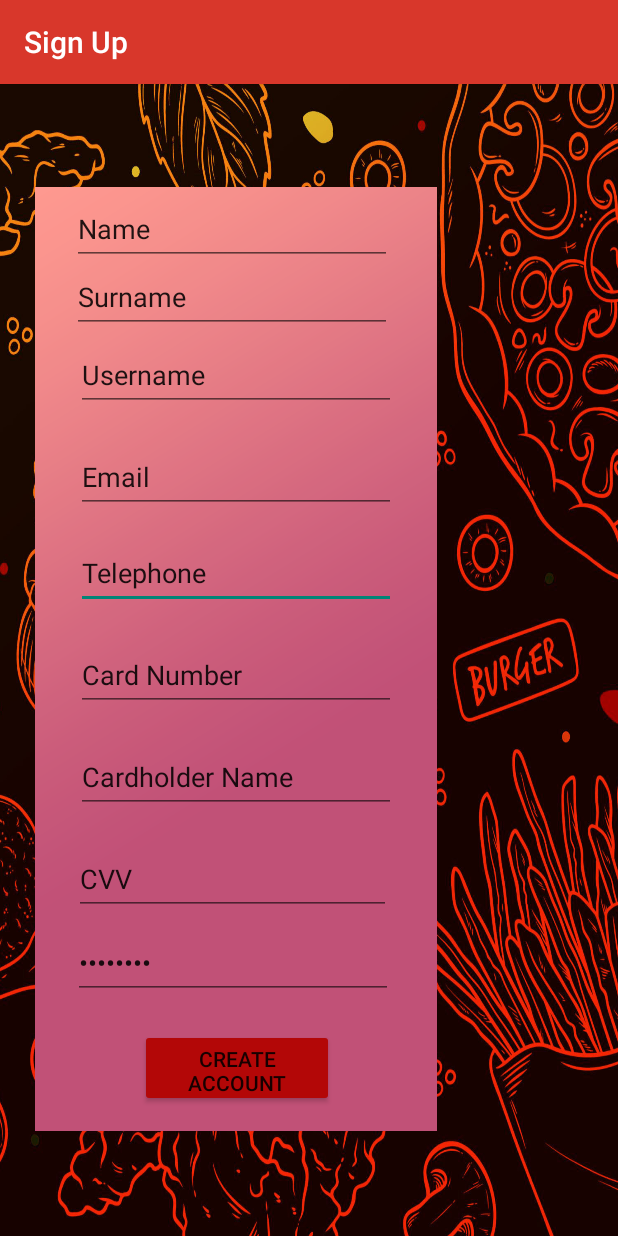
After one commit to vleft02/Restaurant-Application, an Android app: the SignUpActivity screen opened directly, with no data from a screen before it, on a phone screen of 412 x 824 dp. The commit adds this screen. Run offline under Robolectric (Android 15) with nearby library versions, the phone set to English and light mode, and no system bars.

Commit message:
Signup activity,layout and presenter declared and partly implemented

```diff
--- a/app/src/main/java/gr/aueb/softeng/view/Customer/CustomerHomepageActivity.java
+++ b/app/src/main/java/gr/aueb/softeng/view/Customer/CustomerHomepageActivity.java
@@ -14,6 +14,7 @@ public class CustomerHomepageActivity extends AppCompatActivity implements Custo
         chooseLayout();
         setContentView(R.layout.activity_customer_hompepage);
 
+        final CustomerHomepagePresenter presenter = new CustomerHomepagePresenter();
 
     }
 
--- /dev/null
+++ b/app/src/main/java/gr/aueb/softeng/view/SignUp/SignUpActivity.java
@@ -0,0 +1,37 @@
+package gr.aueb.softeng.view.SignUp;
+
+import android.app.AlertDialog;
+import android.content.Intent;
+import android.os.Bundle;
+
+import androidx.appcompat.app.AppCompatActivity;
+import androidx.lifecycle.ViewModelProvider;
+
+import gr.aueb.softeng.team08.R;
+
+public class SignUpActivity extends AppCompatActivity implements SignUpView{
+
+    public void showErrorMessage(String title, String message)
+    {
+        new AlertDialog.Builder(SignUpActivity.this)
+                .setCancelable(true)
+                .setTitle(title)
+                .setMessage(message)
+                .setPositiveButton("OK", null).create().show();
+    }
+    private static boolean initialized = false;
+    @Override
+    protected void onCreate(Bundle savedInstanceState) {
+        super.onCreate(savedInstanceState);
+        setContentView(R.layout.activity_sign_up);
+
+        SignUpViewModel viewModel = new ViewModelProvider(this).get(SignUpViewModel.class);
+        viewModel.getPresenter().setView(this);
+        if (savedInstanceState == null) {
+            Intent intent = getIntent();
+
+        }
+
+    }
+
+}
--- /dev/null
+++ b/app/src/main/java/gr/aueb/softeng/view/SignUp/SignUpPresnter.java
@@ -0,0 +1,9 @@
+package gr.aueb.softeng.view.SignUp;
+
+public class SignUpPresnter {
+    SignUpView view;
+    public void setView(SignUpView v)
+    {
+        this.view = v;
+    }
+}
--- /dev/null
+++ b/app/src/main/java/gr/aueb/softeng/view/SignUp/SignUpView.java
@@ -0,0 +1,4 @@
+package gr.aueb.softeng.view.SignUp;
+
+public interface SignUpView {
+}
--- /dev/null
+++ b/app/src/main/java/gr/aueb/softeng/view/SignUp/SignUpViewModel.java
@@ -0,0 +1,16 @@
+package gr.aueb.softeng.view.SignUp;
+
+import androidx.lifecycle.ViewModel;
+
+public class SignUpViewModel extends ViewModel {
+SignUpPresnter presenter;
+
+public SignUpViewModel()
+{
+    presenter = new SignUpPresnter();
+}
+    public SignUpPresnter getPresenter()
+    {
+        return presenter;
+    }
+}
--- a/app/src/main/res/layout/activity_customer_hompepage.xml
+++ b/app/src/main/res/layout/activity_customer_hompepage.xml
@@ -5,21 +5,6 @@
     android:layout_width="match_parent"
     android:layout_height="match_parent"
     tools:context="gr.aueb.softeng.view.Customer.CustomerHomepageActivity">
-
-    <ImageButton
-        android:id="@+id/imageButton3"
-        android:layout_width="76dp"
-        android:layout_height="78dp"
-        android:contentDescription="@string/plus"
-        android:contextClickable="false"
-        app:layout_constraintBottom_toBottomOf="parent"
-        app:layout_constraintEnd_toEndOf="parent"
-        app:layout_constraintHorizontal_bias="0.952"
-        app:layout_constraintStart_toStartOf="parent"
-        app:layout_constraintTop_toTopOf="parent"
-        app:layout_constraintVertical_bias="0.989"
-        app:srcCompat="@drawable/plus"
-        tools:ignore="ImageContrastCheck" />
 
     <com.google.android.material.tabs.TabLayout
         android:id="@+id/tabLayout"
@@ -49,6 +34,21 @@
     </com.google.android.material.tabs.TabLayout>
 
     <ImageButton
+        android:id="@+id/imageButton3"
+        android:layout_width="76dp"
+        android:layout_height="78dp"
+        android:contentDescription="@string/plus"
+        android:contextClickable="false"
+        app:layout_constraintBottom_toBottomOf="parent"
+        app:layout_constraintEnd_toEndOf="parent"
+        app:layout_constraintHorizontal_bias="0.979"
+        app:layout_constraintStart_toStartOf="parent"
+        app:layout_constraintTop_toTopOf="parent"
+        app:layout_constraintVertical_bias="0.992"
+        app:srcCompat="@drawable/plus"
+        tools:ignore="ImageContrastCheck" />
+
+    <ImageButton
         android:id="@+id/imageButton4"
         android:layout_width="48dp"
         android:layout_height="49dp"
@@ -61,4 +61,5 @@
         app:layout_constraintVertical_bias="0.001"
         app:srcCompat="@drawable/logout"
         tools:ignore="ImageContrastCheck" />
+
 </androidx.constraintlayout.widget.ConstraintLayout>
--- a/app/src/main/res/layout/activity_login.xml
+++ b/app/src/main/res/layout/activity_login.xml
@@ -5,16 +5,86 @@
     android:layout_width="match_parent"
     android:layout_height="match_parent"
     tools:context="gr.aueb.softeng.view.Login.LoginActivity"
-    android:background="@drawable/backround">
+    android:background="@drawable/background2">
+
+    <androidx.constraintlayout.widget.ConstraintLayout
+        android:layout_width="356dp"
+        android:layout_height="563dp"
+        app:layout_constraintBottom_toBottomOf="parent"
+        app:layout_constraintEnd_toEndOf="parent"
+        app:layout_constraintStart_toStartOf="parent"
+        app:layout_constraintTop_toTopOf="parent">
+
+        <ImageView
+            android:id="@+id/imageView"
+            android:layout_width="417dp"
+            android:layout_height="660dp"
+            android:contentDescription="gradient field"
+            app:layout_constraintBottom_toBottomOf="@+id/constraintLayout"
+            app:layout_constraintEnd_toEndOf="parent"
+            app:layout_constraintStart_toStartOf="parent"
+            app:layout_constraintTop_toTopOf="parent"
+            app:srcCompat="@drawable/gradient" />
+
+        <androidx.constraintlayout.widget.ConstraintLayout
+            android:id="@+id/constraintLayout3"
+            android:layout_width="245dp"
+            android:layout_height="282dp"
+            app:layout_constraintBottom_toTopOf="@+id/constraintLayout"
+            app:layout_constraintEnd_toEndOf="parent"
+            app:layout_constraintStart_toStartOf="parent"
+            app:layout_constraintTop_toTopOf="parent">
+
+            <Button
+                android:id="@+id/login_button"
+                android:layout_width="wrap_content"
+                android:layout_height="wrap_content"
+                android:layout_marginBottom="28dp"
+                android:background="#EC0707"
+                android:text="@string/log_in"
+                app:layout_constraintBottom_toBottomOf="parent"
+                app:layout_constraintEnd_toEndOf="parent"
+                app:layout_constraintStart_toStartOf="parent" />
+
+            <com.google.android.material.textfield.TextInputEditText
+                android:id="@+id/usernameText"
+                android:layout_width="201dp"
+                android:layout_height="42dp"
+                android:layout_marginBottom="52dp"
+                android:hint="@string/username"
+                android:textColorHint="@color/black"
+                app:layout_constraintBottom_toTopOf="@+id/passwordText"
+                app:layout_constraintEnd_toEndOf="parent"
+                app:layout_constraintHorizontal_bias="0.363"
+                app:layout_constraintStart_toStartOf="parent"
+                app:layout_constraintTop_toTopOf="parent"
+                app:layout_constraintVertical_bias="1.0"
+                tools:ignore="TouchTargetSizeCheck" />
+
+            <EditText
+                android:id="@+id/passwordText"
+                android:layout_width="217dp"
+                android:layout_height="41dp"
+                android:layout_marginBottom="44dp"
+                android:ems="10"
+                android:hint="@string/Password"
+                android:importantForAutofill="no"
+                android:inputType="textPassword"
+                android:textColorHint="@color/black"
+                app:layout_constraintBottom_toTopOf="@+id/login_button"
+                app:layout_constraintEnd_toEndOf="parent"
+                app:layout_constraintHorizontal_bias="0.571"
+                app:layout_constraintStart_toStartOf="parent"
+                tools:ignore="TouchTargetSizeCheck" />
+
+        </androidx.constraintlayout.widget.ConstraintLayout>
 
         <androidx.constraintlayout.widget.ConstraintLayout
             android:id="@+id/constraintLayout"
             android:layout_width="245dp"
             android:layout_height="142dp"
-        android:layout_marginBottom="136dp"
             app:layout_constraintBottom_toBottomOf="parent"
             app:layout_constraintEnd_toEndOf="parent"
-        app:layout_constraintHorizontal_bias="0.497"
             app:layout_constraintStart_toStartOf="parent">
 
             <Button
@@ -70,59 +140,6 @@
                 app:layout_constraintTop_toBottomOf="@+id/SignUpCustomerButton"
                 app:layout_constraintVertical_bias="0.637" />
         </androidx.constraintlayout.widget.ConstraintLayout>
-
-    <androidx.constraintlayout.widget.ConstraintLayout
-        android:layout_width="245dp"
-        android:layout_height="282dp"
-        android:layout_marginBottom="80dp"
-        app:layout_constraintBottom_toTopOf="@+id/constraintLayout"
-        app:layout_constraintEnd_toEndOf="parent"
-        app:layout_constraintStart_toStartOf="parent"
-        app:layout_constraintTop_toTopOf="parent"
-        app:layout_constraintVertical_bias="1.0">
-
-        <Button
-            android:id="@+id/login_button"
-            android:layout_width="wrap_content"
-            android:layout_height="wrap_content"
-            android:layout_marginBottom="28dp"
-            android:background="#EC0707"
-            android:text="@string/log_in"
-            app:layout_constraintBottom_toBottomOf="parent"
-            app:layout_constraintEnd_toEndOf="parent"
-            app:layout_constraintStart_toStartOf="parent" />
-
-        <com.google.android.material.textfield.TextInputEditText
-            android:id="@+id/usernameText"
-            android:layout_width="201dp"
-            android:layout_height="42dp"
-            android:layout_marginBottom="52dp"
-            android:hint="@string/username"
-            android:textColorHint="@color/black"
-            app:layout_constraintBottom_toTopOf="@+id/passwordText"
-            app:layout_constraintEnd_toEndOf="parent"
-            app:layout_constraintHorizontal_bias="0.363"
-            app:layout_constraintStart_toStartOf="parent"
-            app:layout_constraintTop_toTopOf="parent"
-            app:layout_constraintVertical_bias="1.0"
-            tools:ignore="TouchTargetSizeCheck" />
-
-        <EditText
-            android:id="@+id/passwordText"
-            android:layout_width="217dp"
-            android:layout_height="41dp"
-            android:layout_marginBottom="44dp"
-            android:ems="10"
-            android:hint="@string/Password"
-            android:importantForAutofill="no"
-            android:inputType="textPassword"
-            android:textColorHint="@color/black"
-            app:layout_constraintBottom_toTopOf="@+id/login_button"
-            app:layout_constraintEnd_toEndOf="parent"
-            app:layout_constraintHorizontal_bias="0.571"
-            app:layout_constraintStart_toStartOf="parent"
-            tools:ignore="TouchTargetSizeCheck" />
-
     </androidx.constraintlayout.widget.ConstraintLayout>
 
 </androidx.constraintlayout.widget.ConstraintLayout>
--- /dev/null
+++ b/app/src/main/res/layout/activity_sign_up.xml
@@ -0,0 +1,167 @@
+<?xml version="1.0" encoding="utf-8"?>
+<androidx.constraintlayout.widget.ConstraintLayout xmlns:android="http://schemas.android.com/apk/res/android"
+    xmlns:app="http://schemas.android.com/apk/res-auto"
+    xmlns:tools="http://schemas.android.com/tools"
+    android:layout_width="match_parent"
+    android:layout_height="match_parent"
+    tools:context="gr.aueb.softeng.view.SignUp.SignUpActivity"
+    android:background="@drawable/backround3">
+
+    <androidx.constraintlayout.widget.ConstraintLayout
+        android:id="@+id/constraintLayout2"
+        android:layout_width="268dp"
+        android:layout_height="629dp"
+        app:layout_constraintBottom_toBottomOf="parent"
+        app:layout_constraintEnd_toEndOf="parent"
+        app:layout_constraintHorizontal_bias="0.162"
+        app:layout_constraintStart_toStartOf="parent"
+        app:layout_constraintTop_toTopOf="parent"
+        app:layout_constraintVertical_bias="0.495">
+
+        <ImageView
+            android:id="@+id/imageView2"
+            android:layout_width="511dp"
+            android:layout_height="722dp"
+            android:src="@drawable/gradient2"
+            app:layout_constraintBottom_toBottomOf="parent"
+            app:layout_constraintEnd_toEndOf="parent"
+            app:layout_constraintHorizontal_bias="0.497"
+            app:layout_constraintStart_toStartOf="parent"
+            app:layout_constraintTop_toTopOf="parent"
+            app:layout_constraintVertical_bias="0.709" />
+
+        <Button
+            android:id="@+id/button"
+            android:layout_width="129dp"
+            android:layout_height="52dp"
+            android:layout_marginBottom="16dp"
+            android:backgroundTint="#B30707"
+            android:text="@string/create_account"
+            app:layout_constraintBottom_toBottomOf="parent"
+            app:layout_constraintEnd_toEndOf="parent"
+            app:layout_constraintHorizontal_bias="0.503"
+            app:layout_constraintStart_toStartOf="parent" />
+
+        <EditText
+            android:id="@+id/editTextPhone"
+            android:layout_width="wrap_content"
+            android:layout_height="wrap_content"
+            android:layout_marginBottom="20dp"
+            android:ems="10"
+            android:inputType="phone"
+            android:minHeight="48dp"
+            android:text="@string/telephone"
+            app:layout_constraintBottom_toTopOf="@+id/editTextNumber"
+            app:layout_constraintEnd_toEndOf="parent"
+            app:layout_constraintStart_toStartOf="parent" />
+
+        <EditText
+            android:id="@+id/editTextText2"
+            android:layout_width="wrap_content"
+            android:layout_height="wrap_content"
+            android:layout_marginTop="4dp"
+            android:ems="10"
+            android:inputType="text"
+            android:minHeight="48dp"
+            android:text="@string/Name"
+            app:layout_constraintEnd_toEndOf="parent"
+            app:layout_constraintHorizontal_bias="0.448"
+            app:layout_constraintStart_toStartOf="parent"
+            app:layout_constraintTop_toTopOf="parent" />
+
+        <EditText
+            android:id="@+id/editTextText6"
+            android:layout_width="211dp"
+            android:layout_height="48dp"
+            android:layout_marginBottom="8dp"
+            android:ems="10"
+            android:inputType="text"
+            android:text="@string/cvv"
+            app:layout_constraintBottom_toTopOf="@+id/editTextTextPassword2"
+            app:layout_constraintEnd_toEndOf="parent"
+            app:layout_constraintHorizontal_bias="0.456"
+            app:layout_constraintStart_toStartOf="parent" />
+
+        <EditText
+            android:id="@+id/editTextText3"
+            android:layout_width="wrap_content"
+            android:layout_height="wrap_content"
+            android:layout_marginBottom="4dp"
+            android:ems="10"
+            android:inputType="text"
+            android:minHeight="48dp"
+            android:text="@string/Surname"
+            app:layout_constraintBottom_toTopOf="@+id/editTextText"
+            app:layout_constraintEnd_toEndOf="parent"
+            app:layout_constraintHorizontal_bias="0.457"
+            app:layout_constraintStart_toStartOf="parent" />
+
+        <EditText
+            android:id="@+id/editTextNumber"
+            android:layout_width="wrap_content"
+            android:layout_height="wrap_content"
+            android:layout_marginBottom="20dp"
+            android:ems="10"
+            android:inputType="number"
+            android:minHeight="48dp"
+            android:text="Card Number"
+            app:layout_constraintBottom_toTopOf="@+id/editTextText4"
+            app:layout_constraintEnd_toEndOf="parent"
+            app:layout_constraintStart_toStartOf="parent" />
+
+        <EditText
+            android:id="@+id/editTextText4"
+            android:layout_width="wrap_content"
+            android:layout_height="wrap_content"
+            android:layout_marginBottom="20dp"
+            android:ems="10"
+            android:inputType="text"
+            android:minHeight="48dp"
+            android:text="@string/cardholder_name"
+            app:layout_constraintBottom_toTopOf="@+id/editTextText6"
+            app:layout_constraintEnd_toEndOf="parent"
+            app:layout_constraintStart_toStartOf="parent" />
+
+        <EditText
+            android:id="@+id/editTextTextPassword2"
+            android:layout_width="wrap_content"
+            android:layout_height="wrap_content"
+            android:layout_marginBottom="20dp"
+            android:ems="10"
+            android:inputType="textPassword"
+            android:minHeight="48dp"
+            android:text="@string/Password"
+            app:layout_constraintBottom_toTopOf="@+id/button"
+            app:layout_constraintEnd_toEndOf="parent"
+            app:layout_constraintHorizontal_bias="0.465"
+            app:layout_constraintStart_toStartOf="parent" />
+
+        <EditText
+            android:id="@+id/editTextTextEmailAddress"
+            android:layout_width="wrap_content"
+            android:layout_height="wrap_content"
+            android:layout_marginBottom="16dp"
+            android:ems="10"
+            android:inputType="textEmailAddress"
+            android:minHeight="48dp"
+            android:text="@string/email"
+            app:layout_constraintBottom_toTopOf="@+id/editTextPhone"
+            app:layout_constraintEnd_toEndOf="parent"
+            app:layout_constraintStart_toStartOf="parent" />
+
+        <EditText
+            android:id="@+id/editTextText"
+            android:layout_width="wrap_content"
+            android:layout_height="wrap_content"
+            android:layout_marginBottom="20dp"
+            android:ems="10"
+            android:inputType="text"
+            android:minHeight="48dp"
+            android:text="@string/username"
+            app:layout_constraintBottom_toTopOf="@+id/editTextTextEmailAddress"
+            app:layout_constraintEnd_toEndOf="parent"
+            app:layout_constraintStart_toStartOf="parent" />
+
+    </androidx.constraintlayout.widget.ConstraintLayout>
+
+</androidx.constraintlayout.widget.ConstraintLayout>
--- /dev/null
+++ b/app/src/main/res/values-night/strings.xml
@@ -0,0 +1,6 @@
+<?xml version="1.0" encoding="utf-8"?>
+<resources>
+    <string name="Name">Name</string>
+    <string name="email">Email</string>
+    <string name="telephone">Telephone</string>
+</resources>
--- a/app/src/main/res/values/strings.xml
+++ b/app/src/main/res/values/strings.xml
@@ -13,4 +13,11 @@
     <string name="plus">plus</string>
     <string name="current_order">Current Order</string>
     <string name="logout">logout</string>
+    <string name="Name">Name</string>
+    <string name="Surname">Surname\n</string>
+    <string name="cvv">CVV</string>
+    <string name="create_account">Create Account</string>
+    <string name="cardholder_name">Cardholder Name</string>
+    <string name="email">Email</string>
+    <string name="telephone">Telephone</string>
 </resources>
```
Also changed, not shown: app/src/main/AndroidManifest.xml (+8 -2 lines), app/src/main/res/drawable/background2.jpg (added), app/src/main/res/drawable/backround3.jpg (added), app/src/main/res/drawable/grad.png (added), app/src/main/res/drawable/gradient.jpg (added), app/src/main/res/drawable/gradient1.jpg (added), app/src/main/res/drawable/gradient2.png (added), app/src/main/res/drawable/gradient_field.jpg (added). Lines whose indentation alone changed are shown as unchanged.
